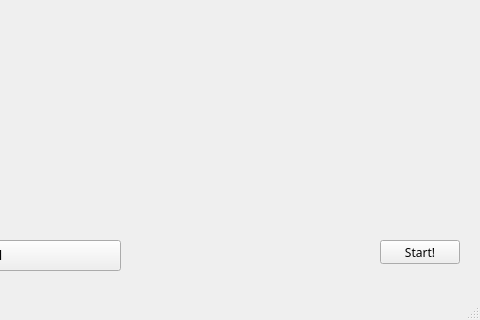
The window that assignment9/mainwindow.ui (UofU-CS3505/cs3505-assignment9-Figodes) describes before a commit, drawn with Qt 5; both pictures show x 520 to 1000 and y 480 to 800 of the 1000 by 800 pixel window.
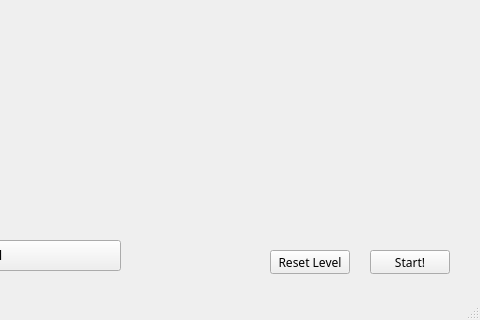
The same window after the commit.

Commit message: added button to reset level

Diff of the .ui file:
```diff
--- a/assignment9/mainwindow.ui
+++ b/assignment9/mainwindow.ui
@@ -102,8 +102,8 @@
    <widget class="QPushButton" name="startButton">
     <property name="geometry">
      <rect>
-      <x>900</x>
-      <y>720</y>
+      <x>890</x>
+      <y>730</y>
       <width>80</width>
       <height>24</height>
      </rect>
@@ -207,6 +207,19 @@
      <string>Go To Next Level</string>
     </property>
    </widget>
+   <widget class="QPushButton" name="resetButton">
+    <property name="geometry">
+     <rect>
+      <x>790</x>
+      <y>730</y>
+      <width>80</width>
+      <height>24</height>
+     </rect>
+    </property>
+    <property name="text">
+     <string>Reset Level</string>
+    </property>
+   </widget>
   </widget>
   <widget class="QMenuBar" name="menubar">
    <property name="geometry">
```
Left out of the diff: 2 changed lines with no effect on the pictures. The commit also changes 3 other files.
